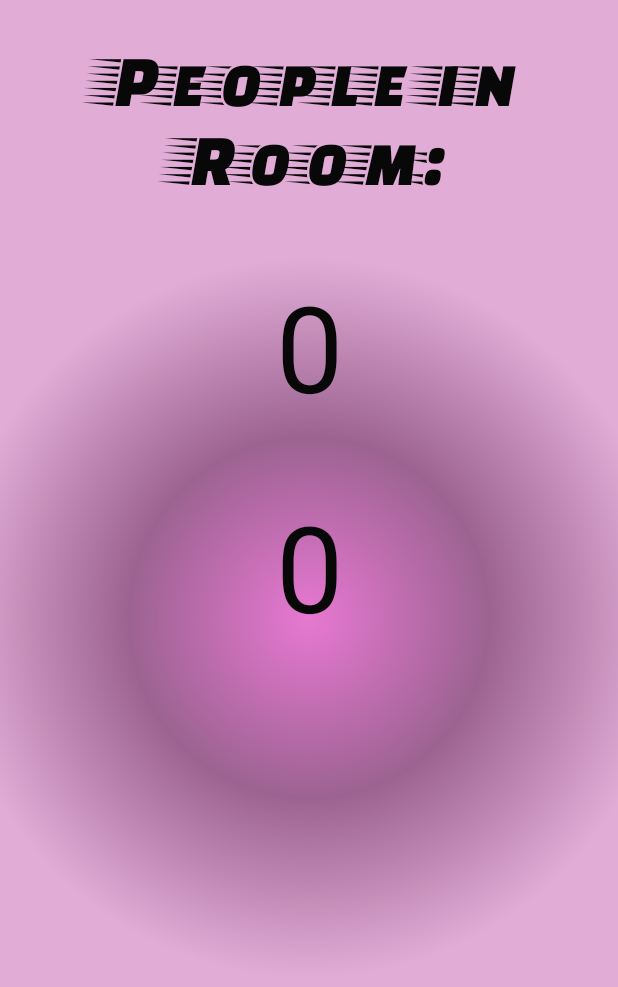
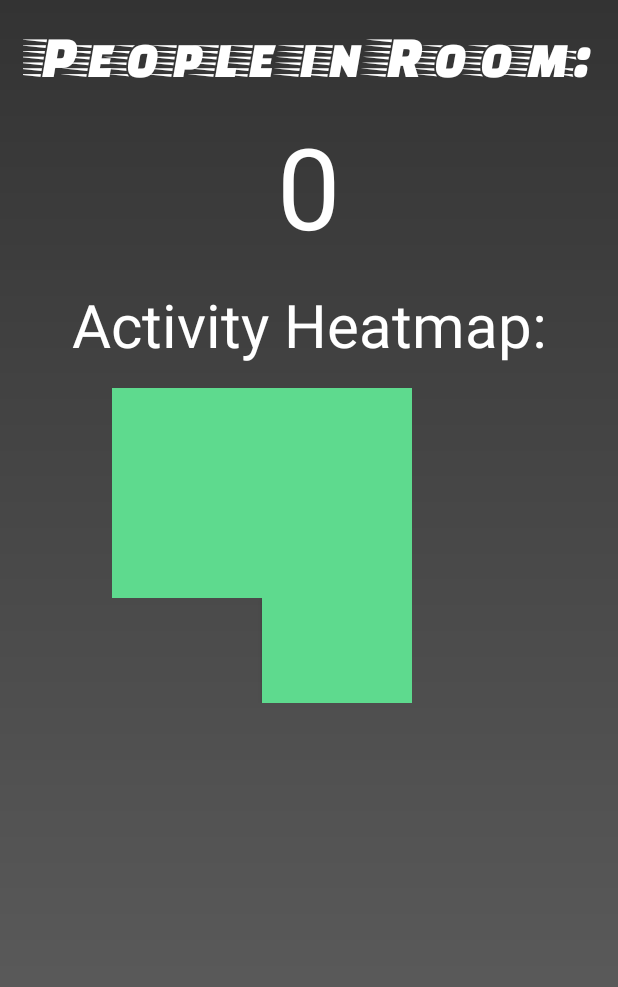
Before and after one commit to tizzymac/IoT, an Android app: the screen it shows after launch (MainActivity), on a phone screen of 412 x 824 dp. Shown: the top 987 px of the screen. Run offline under Robolectric (Android 15) with nearby library versions, the light colour scheme and no system bars; our stand-ins replace RxJava; libraries missing offline, so code that uses them is left out: com.polidea.rxandroidble2, io.jsonwebtoken, org.eclipse.paho; 6 statements that could not run were skipped.

Commit message:
Heatmap added. PIRs and TOFs work together

```diff
--- a/app/src/main/java/com/specknet/orientandroid/MainActivity.java
+++ b/app/src/main/java/com/specknet/orientandroid/MainActivity.java
@@ -5,7 +5,9 @@ import android.content.Context;
 import android.os.Bundle;
 import android.os.Handler;
 import android.os.HandlerThread;
+import android.support.v4.content.ContextCompat;
 import android.util.Log;
+import android.widget.Button;
 import android.widget.TextView;
 import android.widget.Toast;
 
@@ -40,7 +42,13 @@ public class MainActivity extends Activity {
 
     private Context ctx;
     private static TextView occupancyNumberView;
-    private static TextView occupancyNumberView2;
+
+    // Heatmap
+    private Button area1;
+    private Button area2;
+    private Button area3;
+    private Button area4;
+    private Button area5;
 
     // Boards
     static Board board_N_PIR;   // Natasa's board
@@ -49,9 +57,10 @@ public class MainActivity extends Activity {
     private static int peopleCount;
 
     // Activity data from PIRs
-    private Boolean[] pir1ActivityData = new Boolean[60];
-    private Boolean[] pir2ActivityData = new Boolean[60];
-    private Boolean[] pir3ActivityData = new Boolean[60];
+    private Boolean[] pir1ActivityData = new Boolean[20];
+    private Boolean[] pir2ActivityData = new Boolean[20];
+    private Boolean[] pir3ActivityData = new Boolean[20];
+    private Boolean windowReached;
 
     // IoT Core
     private static IotCoreCommunicator communicator;
@@ -64,15 +73,24 @@ public class MainActivity extends Activity {
         ctx = this;
 
         occupancyNumberView = findViewById(R.id.numberView);
-        occupancyNumberView2 = findViewById(R.id.numberView2);
         peopleCount = 0;
+
+        // Activity levels
         Arrays.fill(pir1ActivityData, Boolean.FALSE);
         Arrays.fill(pir2ActivityData, Boolean.FALSE);
+        Arrays.fill(pir3ActivityData, Boolean.FALSE);
+
+        // Heatmap
+        area1 = findViewById(R.id.area1);
+        area2 = findViewById(R.id.area2);
+        area3 = findViewById(R.id.area3);
+        area4 = findViewById(R.id.area4);
+        area5 = findViewById(R.id.area5);
 
         // Assumes this board used for PIRs
-//        board_N_PIR = new Board(ctx, ORIENT_BLE_ADDRESS_n, 'n');
-//        connectToOrient(board_N_PIR);
-//        Toast.makeText(ctx, "Connecting to n", Toast.LENGTH_SHORT).show();
+        board_N_PIR = new Board(ctx, ORIENT_BLE_ADDRESS_n, 'n');
+        connectToOrient(board_N_PIR);
+        Toast.makeText(ctx, "Connecting to n", Toast.LENGTH_SHORT).show();
 
         // Assumes this board used for TOFs
         board_T_TOF = new Board(ctx, ORIENT_BLE_ADDRESS_t, 't');
@@ -94,8 +112,6 @@ public class MainActivity extends Activity {
         handler.post(connectOffTheMainThread); // Use whatever threading mechanism you want
 
         // TODO: People count need to be read in from cloud at start?
-
-        // TODO: catch BleDisconnectedException
     }
 
     private void connectToOrient(Board board) {
@@ -141,12 +157,12 @@ public class MainActivity extends Activity {
                             // Handle an error here.
                             Log.e("OrientAndroid", "Error: " + throwable.toString());
 
-
                         }
                 );
     }
 
     private void handleRawPIRPacket(final byte[] bytes, Board board) {
+        if (board.getBoardID() == 'n') {
 
             board.putPacketData(bytes);
 
@@ -155,11 +171,6 @@ public class MainActivity extends Activity {
             board.setPirTriggered(2, board.getPacketDataShort());
             board.setPirTriggered(3, board.getPacketDataShort());
 
-        if (board.isLogging()) {
-
-            if (board.getCounter() % 1 == 0) {
-                runOnUiThread(() -> {
-
             // PIR
             Log.d("PIR", "1:  " + board.getPirTriggered(1));
             Log.d("PIR", "2:  " + board.getPirTriggered(2));
@@ -167,19 +178,31 @@ public class MainActivity extends Activity {
 
             if (board.getPirTriggered(1) == 1) {
                 // update the array for this minute
-                        pir1ActivityData[getCurrentMinute()] = true;
+                pir1ActivityData[(getCurrentMinute()%20)] = true;
             }
+            Log.d("PIR", "Activity 1:" + getActivityLevel(pir1ActivityData));
+
             if (board.getPirTriggered(2) == 1) {
                 // update the array for this minute
-                        pir2ActivityData[getCurrentMinute()] = true;
+                pir2ActivityData[(getCurrentMinute()%20)] = true;
             }
+            Log.d("PIR", "Activity 2:" + getActivityLevel(pir2ActivityData));
+
             if (board.getPirTriggered(3) == 1) {
                 // update the array for this minute
-                        pir3ActivityData[getCurrentMinute()] = true;
+                pir3ActivityData[(getCurrentMinute()%20)] = true;
             }
+            Log.d("PIR", "Activity 3:" + getActivityLevel(pir3ActivityData));
 
-                    if (getCurrentMinute() == 59) {
-                        // send this hour's data to cloud
+            // update heatmap
+            updateHeatMap();
+
+            // Window size: 20 mins
+            if ((getCurrentMinute()%20) == 0) {
+                if (windowReached) {
+
+                    // send this time window's data to cloud
+                    Log.d("CLOUD", "Sending PIR data to cloud");
                     handler.post(sendPIRData);
 
                     // reset array
@@ -187,12 +210,16 @@ public class MainActivity extends Activity {
                     Arrays.fill(pir2ActivityData, Boolean.FALSE);
                     Arrays.fill(pir3ActivityData, Boolean.FALSE);
                 }
-                });
+                windowReached = false;
+            }
+            if (((getCurrentMinute()%20) == 19)) {
+                windowReached = true;
             }
         }
     }
 
     private void handleRawTOFPacket(final byte[] bytes, Board board) {
+        if (board.getBoardID() == 't') {
 
             board.putPacketData(bytes);
 
@@ -200,34 +227,32 @@ public class MainActivity extends Activity {
             board.tofTriggered(1, board.getPacketDataInt());
             board.tofTriggered(2, board.getPacketDataInt());
 
-        // TODO: Delete this?
-//        if (board.isLogging()) {
-//
-//            if (board.getCounter() % 1 == 0) {
-//                runOnUiThread(() -> {
-//                    // Do we even need this?
-//                });
-//            }
-//            board.increaseCounter();
-//        }
+            runOnUiThread(() -> {
+                occupancyNumberView.setText("" + peopleCount);
+            });
+        }
     }
 
     public static void personEnters() {
         peopleCount++;
-        occupancyNumberView.setText("" + peopleCount);
-        occupancyNumberView2.setText("in");
+        Log.d("TOF_READING", "Person enters. People count: " + peopleCount);
+
+//        occupancyNumberView.setText("" + peopleCount);
 
         // Send data to cloud
-        //handler.post(updatePeopleCount);
+        Log.d("CLOUD", "Sending TOF data to cloud");
+        handler.post(sendPeopleCount);
     }
 
     public static void personExits() {
         peopleCount--;
-        occupancyNumberView.setText("" + peopleCount);
-        occupancyNumberView2.setText("out");
+        Log.d("TOF_READING", "Person enters. People count: " + peopleCount);
+
+//        occupancyNumberView.setText("" + peopleCount);
 
         // Send data to cloud
-        //handler.post(updatePeopleCount);
+        Log.d("CLOUD", "Sending TOF data to cloud");
+        handler.post(sendPeopleCount);
     }
 
     /* IoT Core bits */
@@ -242,32 +267,13 @@ public class MainActivity extends Activity {
     private final Runnable sendPIRData = new Runnable() {
         @Override
         public void run() {
-            // Get activity level
-            int activeMins1 = 0;
-            for (Boolean b : pir1ActivityData) {
-                if (b) {
-                    activeMins1++;
-                }
-            }
-            int activeMins2 = 0;
-            for (Boolean b : pir2ActivityData) {
-                if (b) {
-                    activeMins2++;
-                }
-            }
-            int activeMins3 = 0;
-            for (Boolean b : pir3ActivityData) {
-                if (b) {
-                    activeMins3++;
-                }
-            }
             try {
                 String subtopic = "events/pir";
                 String messageJSON = new JSONObject()
                         .put("Timestamp", new Date().getTime())
-                        .put("PIR1Activity", activeMins1)
-                        .put("PIR2Activity", activeMins2)
-                        .put("PIR3Activity", activeMins3)
+                        .put("PIR1Activity", getActivityLevel(pir1ActivityData))
+                        //.put("PIR2Activity", getActivityLevel(pir2ActivityData))
+                        .put("PIR3Activity", getActivityLevel(pir3ActivityData))
                         .toString();
                 communicator.publishMessage(subtopic, messageJSON);
             } catch (JSONException e) {
@@ -277,7 +283,7 @@ public class MainActivity extends Activity {
         }
     };
 
-    private static final Runnable updatePeopleCount = new Runnable() {
+    private static final Runnable sendPeopleCount = new Runnable() {
         @Override
         public void run() {
             try {
@@ -336,5 +342,41 @@ public class MainActivity extends Activity {
         return calendar.get(Calendar.MINUTE);
     }
 
+    // PIR Activity
+    private void updateHeatMap() {
+        runOnUiThread(() -> {
+            area1.setBackgroundColor(getActivityColor(getActivityLevel(pir1ActivityData)));
+            area2.setBackgroundColor(getActivityColor(getActivityLevel(pir2ActivityData)));
+            area3.setBackgroundColor(getActivityColor(getActivityLevel(pir3ActivityData)));
+
+        });
+    }
+
+    private int getActivityLevel(Boolean[] activityData) {
+        int activeMins = 0;
+        for (Boolean b : activityData) {
+            if (b) {
+                activeMins++;
+            }
+        }
+        return activeMins;
+    }
+
+    private int getActivityColor(int activityLevel) {
+        int a = activityLevel/2;
+        switch (a) {
+            case 0: return ContextCompat.getColor(this, R.color.activity0);
+            case 1: return ContextCompat.getColor(this, R.color.activity1);
+            case 2: return ContextCompat.getColor(this, R.color.activity2);
+            case 3: return ContextCompat.getColor(this, R.color.activity3);
+            case 4: return ContextCompat.getColor(this, R.color.activity4);
+            case 5: return ContextCompat.getColor(this, R.color.activity5);
+            case 6: return ContextCompat.getColor(this, R.color.activity6);
+            case 7: return ContextCompat.getColor(this, R.color.activity7);
+            case 8: return ContextCompat.getColor(this, R.color.activity8);
+            case 9: return ContextCompat.getColor(this, R.color.activity9);
+        }
+        return R.color.activity9;
+    }
 
 }
--- a/app/src/main/java/com/specknet/orientandroid/TOFSensor.java
+++ b/app/src/main/java/com/specknet/orientandroid/TOFSensor.java
@@ -12,18 +12,24 @@ public class TOFSensor {
     private int tofTriggered;  // value of latest reading
 
     // Variables for counting a person passing
-    private List<Integer> fiveUnder400;
-    private List<Integer> threeOver800;
+    private List<Integer> mUnderX;
+    private List<Integer> nOverY;
+
+    // Thresholds
+    int X = 500;
+    int Y = 800;
+    int m = 2;
+    int n = 3;
 
     // People counting flags
-    AtomicBoolean under400 = new AtomicBoolean(false);
-    AtomicBoolean over800 = new AtomicBoolean(false);
+    AtomicBoolean underX = new AtomicBoolean(false);
+    AtomicBoolean overY = new AtomicBoolean(false);
 
     public TOFSensor(int id) {
         this.id = id;
 
-        this.fiveUnder400 = new ArrayList<>();
-        this.threeOver800 = new ArrayList<>();
+        this.mUnderX = new ArrayList<>();
+        this.nOverY = new ArrayList<>();
     }
 
     public void setTofTriggered(int t) {
@@ -36,62 +42,63 @@ public class TOFSensor {
 
     public void processReading(int reading) {
         Log.d("TOF_READING_"+id, "" + reading);
-        if (under400.get()) {
+        if (underX.get()) {
 
-            if (over800.get()) {
+            if (overY.get()) {
 
-                // Looking for readings over 800, smaller reading found
-                if ((reading < 800)) {
+                // Looking for readings over Y, smaller reading found
+                if ((reading < Y)) {
                     // person not counted
                     // reset
                     resetFiveList();
                     resetThreeList();
-                    over800.set(false);
-                    under400.set(false);
+                    overY.set(false);
+                    underX.set(false);
                 }
 
-                // Looking for readings over 800, reading found
-                if ((reading > 800) && (getThreeSize() < 3)) {
+                // Looking for readings over Y, reading found
+                if ((reading > Y) && (getThreeSize() < n)) {
                     addThreeReading();
                 }
 
-                // Just need one more reading over 800
-                if ((reading > 800) && (getThreeSize() >= 3)) {
+                // Just need one more reading over Y
+                if ((reading > Y) && (getThreeSize() >= n)) {
 
                     // Find direction
+                    Log.d("TOF_READING_"+id, "Person seen!");
                     MainActivity.board_T_TOF.personPassed(id);
 
                     // reset
                     resetFiveList();
                     resetThreeList();
-                    over800.set(false);
-                    under400.set(false);
+                    overY.set(false);
+                    underX.set(false);
                 }
             } else {
 
-                // Adding readings under 400
-                if ((getTofTriggered() < 400) && (getFiveSize() < 4)) {
+                // Adding readings under X
+                if ((getTofTriggered() < X) && (getFiveSize() < m-1)) {
                     addFiveReading();
                 }
 
-                // Looking for readings under 500 but larger reading seen -> reset
-                if ((getTofTriggered() > 800) && (getFiveSize() < 4)) {
-                    under400.set(false);
+                // Looking for readings under X but larger reading seen -> reset
+                if ((getTofTriggered() > Y) && (getFiveSize() < m-1)) {
+                    underX.set(false);
                     resetFiveList();
                 }
 
-                // After 5 readings under 400 reached, reading over 800 seen
-                if ((getFiveSize() >= 4) && (getTofTriggered() > 800)) {
+                // After m readings under X reached, reading over Y seen
+                if ((getFiveSize() >= m-1) && (getTofTriggered() > Y)) {
                     // switch to counting threes
-                    over800.set(true);
+                    overY.set(true);
                     addThreeReading();
                 }
             }
 
         } else {
             // initial
-            if ((getTofTriggered() < 400) && (getFiveSize() == 0)) {
-                under400.set(true);
+            if ((getTofTriggered() < X) && (getFiveSize() == 0)) {
+                underX.set(true);
                 addFiveReading();
             }
         }
@@ -99,21 +106,21 @@ public class TOFSensor {
 
     // Helper methods for calculating if a person passes
     public void resetFiveList() {
-        this.fiveUnder400 = new ArrayList<>();
+        this.mUnderX = new ArrayList<>();
     }
     public void addFiveReading() {
-        fiveUnder400.add(tofTriggered);
+        mUnderX.add(tofTriggered);
     }
     public int getFiveSize() {
-        return fiveUnder400.size();
+        return mUnderX.size();
     }
     public void resetThreeList() {
-        this.threeOver800 = new ArrayList<>();
+        this.nOverY = new ArrayList<>();
     }
     public void addThreeReading() {
-        threeOver800.add(tofTriggered);
+        nOverY.add(tofTriggered);
     }
     public int getThreeSize() {
-        return threeOver800.size();
+        return nOverY.size();
     }
 }
--- a/app/src/main/res/drawable/appbackground.xml
+++ b/app/src/main/res/drawable/appbackground.xml
@@ -1,6 +1,12 @@
 <?xml version="1.0" encoding="utf-8"?>
 <shape xmlns:android="http://schemas.android.com/apk/res/android"
     android:shape="rectangle">
+    <!--
     <gradient android:type="radial" android:gradientRadius="360"
         android:startColor="#e778d2" android:endColor="#e1add7"  android:angle="360" android:centerColor="#9c6391"/>
+-->
+    <gradient android:type="linear"
+              android:angle="90"
+              android:startColor="#636363"
+              android:endColor="#333333" />
 </shape>
--- a/app/src/main/res/layout/activity_main.xml
+++ b/app/src/main/res/layout/activity_main.xml
@@ -15,9 +15,9 @@
         android:fontFamily="@font/faster_one"
         android:text="People in Room:"
         android:textAlignment="center"
-        android:textColor="#090809"
-        android:textSize="50sp"
-        android:layout_margin="25dp"/>
+        android:textColor="#FFFFFF"
+        android:textSize="40sp"
+        android:layout_margin="15dp"/>
 
     <TextView
         android:id="@+id/numberView"
@@ -25,18 +25,76 @@
         android:layout_height="wrap_content"
         android:text="0"
         android:textAlignment="center"
-        android:textColor="#090809"
-        android:textSize="80sp"
-        android:layout_margin="20dp"/>
+        android:textColor="#FFFFFF"
+        android:textSize="75sp"
+        android:layout_marginBottom="15dp"/>
 
     <TextView
-        android:id="@+id/numberView2"
         android:layout_width="match_parent"
         android:layout_height="wrap_content"
-        android:text="0"
+        android:text="Activity Heatmap:"
+        android:textColor="#FFFFFF"
+        android:textSize="40sp"
         android:textAlignment="center"
-        android:textColor="#090809"
-        android:textSize="80sp"
-        android:layout_margin="20dp"/>
+        android:layout_marginBottom="15dp"/>
+
+    <!-- Activity Heatmap -->
+    <LinearLayout
+        android:layout_width="match_parent"
+        android:layout_height="wrap_content"
+        android:orientation="vertical"
+        android:layout_gravity="center"
+        android:layout_marginLeft="50dp">
+
+        <LinearLayout
+            android:layout_width="wrap_content"
+            android:layout_height="wrap_content"
+            android:orientation="horizontal">
+
+            <Button
+                android:id="@+id/area1"
+                android:layout_width="100dp"
+                android:layout_height="70dp"
+                android:background="@color/activity0"/>
+            <Button
+                android:id="@+id/area2"
+                android:layout_width="100dp"
+                android:layout_height="70dp"
+                android:background="@color/activity0"/>
+        </LinearLayout>
+
+        <LinearLayout
+            android:layout_width="wrap_content"
+            android:layout_height="wrap_content"
+            android:orientation="horizontal">
+            <Button
+                android:id="@+id/area3"
+                android:layout_width="100dp"
+                android:layout_height="70dp"
+                android:background="@color/activity0"/>
+            <Button
+                android:id="@+id/area4"
+                android:layout_width="100dp"
+                android:layout_height="70dp"
+                android:background="@color/activity0"/>
+        </LinearLayout>
+
+        <LinearLayout
+            android:layout_width="wrap_content"
+            android:layout_height="wrap_content"
+            android:orientation="horizontal">
+            <Button
+                android:layout_width="100dp"
+                android:layout_height="70dp"
+                android:background="@android:color/transparent"/>
+
+            <Button
+                android:id="@+id/area5"
+                android:layout_width="100dp"
+                android:layout_height="70dp"
+                android:background="@color/activity0"/>
+        </LinearLayout>
+
+    </LinearLayout>
 
 </LinearLayout>
--- a/app/src/main/res/values/colors.xml
+++ b/app/src/main/res/values/colors.xml
@@ -3,4 +3,17 @@
     <color name="colorPrimary">#3F51B5</color>
     <color name="colorPrimaryDark">#303F9F</color>
     <color name="colorAccent">#FF4081</color>
+
+    <!-- Heatmap -->
+    <color name="activity0">#5EDA8E</color>
+    <color name="activity1">#5FD831</color>
+    <color name="activity2">#9CDC35</color>
+    <color name="activity3">#BADD38</color>
+    <color name="activity4">#DADE3A</color>
+    <color name="activity5">#D8C238</color>
+    <color name="activity6">#D47E2C</color>
+    <color name="activity7">#D15A28</color>
+    <color name="activity8">#CE3823</color>
+    <color name="activity9">#C72522</color>
+
 </resources>
```
Also changed, not shown: app/src/main/java/com/specknet/orientandroid/Board.java (+5 -2 lines). Lines whose indentation alone changed are shown as unchanged.
